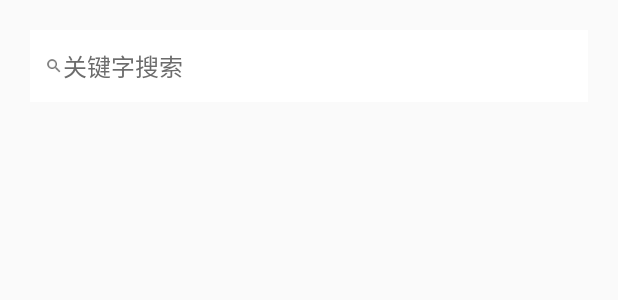
After one commit to LiZongtai/TJARNav, an Android app: the layout activity_nav.xml on its own in the app's theme, with its tools: preview values and no code run, on a phone screen of 412 x 824 dp. The commit adds this screen. Shown: the top 300 px of the screen. Run offline under Robolectric (Android 15) with nearby library versions, the light colour scheme and no system bars.

Commit message:
add search

```diff
--- a/app/build.gradle
+++ b/app/build.gradle
@@ -45,4 +45,5 @@ dependencies {
     implementation 'com.amap.api:location:latest.integration'
     implementation 'com.amap.api:search:latest.integration'
     implementation 'com.amap.api:3dmap:latest.integration'
+    api 'androidx.recyclerview:recyclerview:1.1.0'
 }
--- a/app/src/main/java/com/example/tjarnav/MainActivity.java
+++ b/app/src/main/java/com/example/tjarnav/MainActivity.java
@@ -6,8 +6,6 @@ import android.view.View;
 import android.widget.Button;
 
 import androidx.appcompat.app.AppCompatActivity;
-
-import com.example.tjarnav.amp.AmapMainActivity;
 
 public class MainActivity extends AppCompatActivity {
 
@@ -27,7 +25,7 @@ public class MainActivity extends AppCompatActivity {
         NavBtn.setOnClickListener(new View.OnClickListener() {
             @Override
             public void onClick(View v) {
-                Intent intent=new Intent(MainActivity.this, AmapMainActivity.class);
+                Intent intent=new Intent(MainActivity.this, NavActivity.class);
                 startActivity(intent);
             }
         });
--- a/app/src/main/res/layout/activity_ampmain.xml
+++ b/app/src/main/res/layout/activity_ampmain.xml
@@ -4,7 +4,7 @@
     android:id="@+id/activity_main"
     android:layout_width="match_parent"
     android:layout_height="match_parent"
-    tools:context="com.amap.driveroute.MainActivity">
+    tools:context="com.example.tjarnav.amp.AmapMainActivity">
 
     <RelativeLayout
         android:id="@+id/bottom_layout"
--- /dev/null
+++ b/app/src/main/res/layout/activity_nav.xml
@@ -0,0 +1,57 @@
+<?xml version="1.0" encoding="utf-8"?>
+<RelativeLayout xmlns:android="http://schemas.android.com/apk/res/android"
+    android:layout_width="match_parent"
+    android:layout_height="match_parent"
+    android:orientation="vertical">
+
+    <!--    地图控件 -->
+    <LinearLayout
+        android:id="@+id/map"
+        android:layout_width="match_parent"
+        android:layout_height="match_parent"
+        android:orientation="horizontal" />
+
+    <!-- 搜索框 -->
+    <RelativeLayout
+        android:layout_width="match_parent"
+        android:layout_height="48dp"
+        android:layout_marginLeft="20dp"
+        android:layout_marginRight="20dp"
+        android:layout_marginTop="20dp"
+        android:background="@color/white">
+
+        <!--        清除按钮-->
+        <ImageView
+            android:id="@+id/clean_keywords"
+            android:layout_width="wrap_content"
+            android:layout_height="match_parent"
+            android:layout_alignParentRight="true"
+            android:layout_marginRight="10dp"
+            android:src="@mipmap/ic_close"
+            android:visibility="gone"
+            />
+
+        <!--        输入框 -->
+        <TextView
+            android:id="@+id/main_keywords"
+            android:layout_width="match_parent"
+            android:layout_height="match_parent"
+            android:layout_toLeftOf="@+id/clean_keywords"
+
+            android:clickable="true"
+            android:completionThreshold="1"
+            android:drawableLeft="@mipmap/ic_search"
+            android:dropDownVerticalOffset="1.0dip"
+            android:gravity="center_vertical"
+            android:hint="关键字搜索"
+            android:imeOptions="actionDone"
+            android:inputType="text|textAutoComplete"
+            android:maxLength="20"
+            android:paddingLeft="10dp"
+            android:singleLine="true"
+            android:textColor="#000000"
+            android:textColorHint="@color/text_hint"
+            android:textSize="16.0sp" />
+
+    </RelativeLayout>
+</RelativeLayout>
--- a/app/src/main/res/values/colors.xml
+++ b/app/src/main/res/values/colors.xml
@@ -30,4 +30,6 @@
     <color name="act_background">#efefef</color>
     <color name="phone_bg">#f6f6f6</color>
     <color name="translucent">#66000000</color>
+
+    <color name="text_hint">#6C6C6C</color>
 </resources>
```
Also changed, not shown: app/src/main/AndroidManifest.xml (+6 -4 lines), app/src/main/java/com/example/tjarnav/InputTipsActivity.java (added, +143 -0 lines), app/src/main/java/com/example/tjarnav/NavActivity.java (added, +86 -0 lines), app/src/main/java/com/example/tjarnav/adapter/InputTipsAdapter.java (added, +85 -0 lines), app/src/main/java/com/example/tjarnav/adapter/OnItemClickListener.java (added, +15 -0 lines), app/src/main/java/com/example/tjarnav/util/Constants.java (added, +18 -0 lines), app/src/main/java/com/example/tjarnav/util/ToastUtil.java (added, +133 -0 lines), app/src/main/res/layout/activity_input_tips.xml (added, +54 -0 lines), app/src/main/res/layout/adapter_inputtips.xml (added, +28 -0 lines), app/src/main/res/mipmap-xhdpi/ic_arrow_back.png (added), app/src/main/res/mipmap-xhdpi/ic_close.png (added), app/src/main/res/mipmap-xhdpi/ic_keyboard_voice.png (added), app/src/main/res/mipmap-xhdpi/ic_search.png (added).
